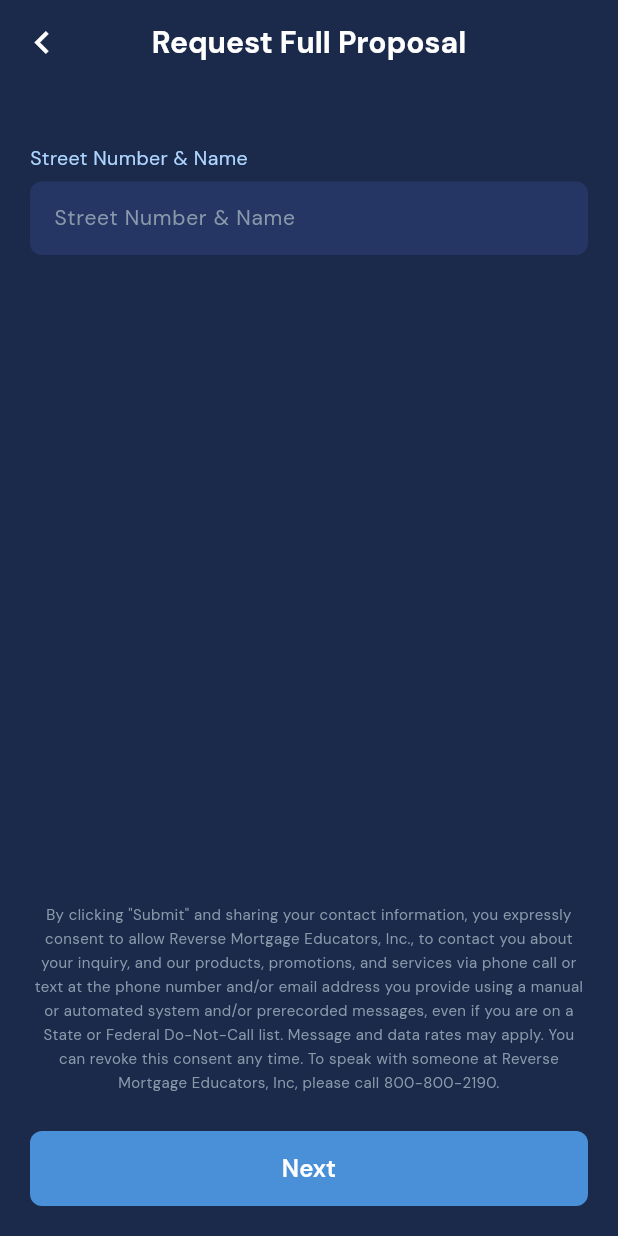
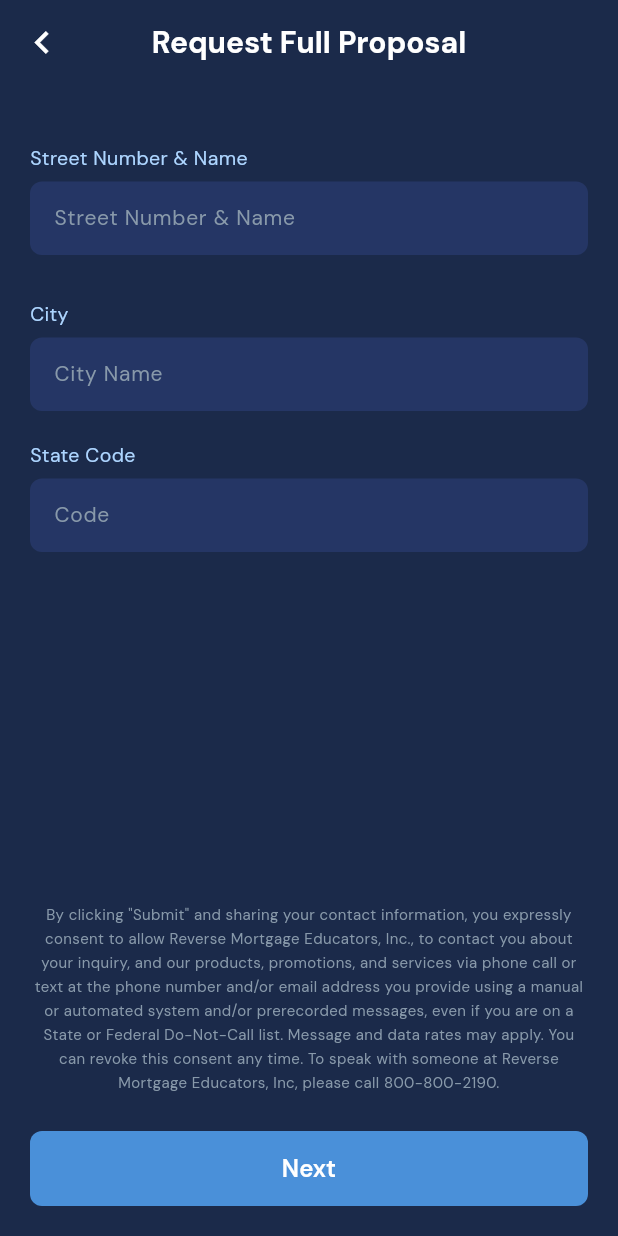
Before and after one commit to jahidulislam-hello/cmorme-loan-app, a Flutter app: the AddressPage screen opened by its route, on a phone screen of 412 x 824 dp. Run offline on Flutter 3.47's test engine with Material 3 defaults, Android fonts, the phone set to English and light mode, and no system bars; our stand-ins replace cached_network_image, connectivity_plus, dio, flutter_html, flutter_image_compress, flutter_svg and 7 more; accounts and stored records are empty; network calls fail; project files that could hold a hidden picture were left out.

Commit message:
19.08.2026

```diff
--- a/lib/config/routes/app_router.dart
+++ b/lib/config/routes/app_router.dart
@@ -143,10 +143,11 @@ class AppRouter {
       name: RouteNames.phonePage,
       page: () => const PhonePage(),
     ),
-    GetPage(
-      name: RouteNames.proposalCityState,
-      page: () => const CityStatePage(),
-    ),
+
+    // GetPage(
+    //   name: RouteNames.proposalCityState,
+    //   page: () => const CityStatePage(),
+    // ),
     GetPage(
       name: RouteNames.proposalInterested,
       page: () => const InterestedPage(),
--- a/lib/features/request_proposal/presentation/view/page/address_page.dart
+++ b/lib/features/request_proposal/presentation/view/page/address_page.dart
@@ -59,6 +59,30 @@ class AddressPage extends GetView<RequestProposalController> {
                                       controller.addressError.value = null,
                                 )),
                             const SizedBox(height: 30),
+                            Obx(() => CustomTextField(
+                              label: 'City',
+                              hintText: 'City Name',
+                              labelColor: AppColors.blue200,
+                              controller: controller.cityController,
+                              filled: true,
+                              backgroundColor: AppColors.containerHighlight,
+                              errorText: controller.cityError.value,
+                              onChanged: (_) =>
+                              controller.cityError.value = null,
+                            )),
+                            const SizedBox(height: 20),
+                            Obx(() => CustomTextField(
+                              label: 'State Code',
+                              hintText: 'Code',
+                              labelColor: AppColors.blue200,
+                              controller: controller.stateCodeController,
+                              filled: true,
+                              backgroundColor: AppColors.containerHighlight,
+                              errorText: controller.stateCodeError.value,
+                              onChanged: (_) =>
+                              controller.stateCodeError.value = null,
+                            )),
+                            const SizedBox(height: 30),
                           ],
                         ),
                       ),
@@ -68,7 +92,7 @@ class AddressPage extends GetView<RequestProposalController> {
                         padding: const EdgeInsets.only(bottom: 20),
                         child: CustomButton(
                           text: 'Next',
-                          onPressed: controller.goToCityState,
+                          onPressed: controller.goToPhonePage,
                           backgroundColor: AppColors.buttonBlue,
                           textColor: AppColors.white,
                         ),
```
Also changed, not shown: lib/features/request_proposal/presentation/view/page/city_state_page.dart (+98 -98 lines).
